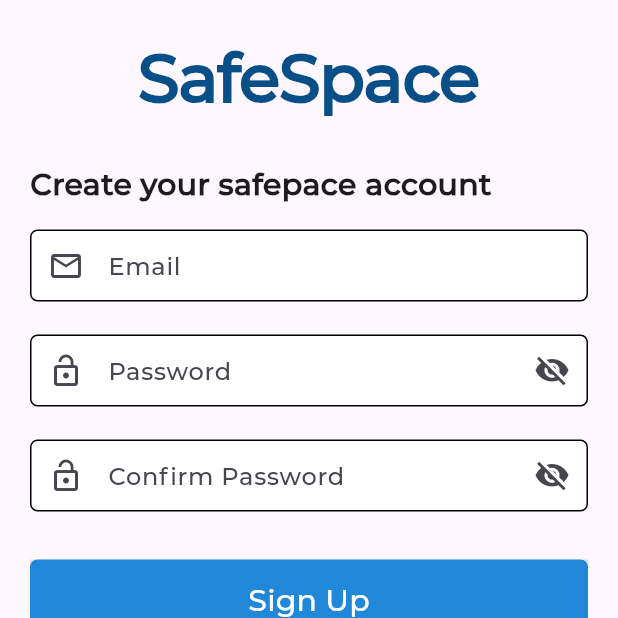
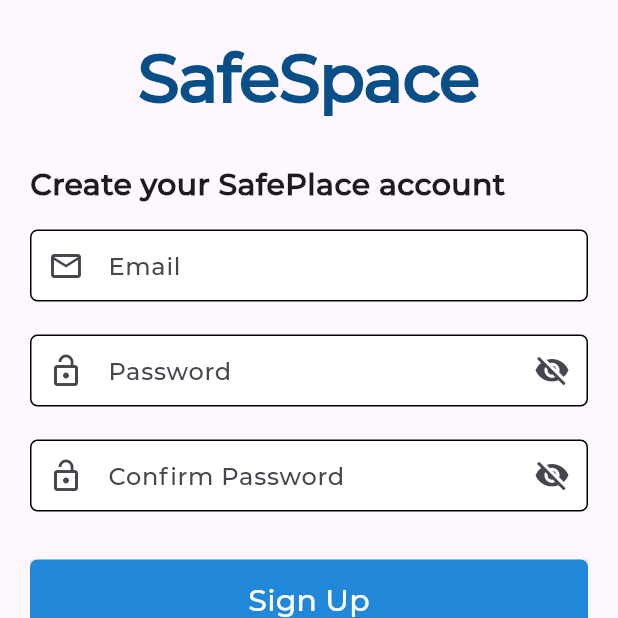
Before and after one commit to agyinjohn/doctor, a Flutter app: the SignUpScreen screen opened by its route, on a phone screen of 412 x 824 dp, the top half of it. Run offline on Flutter 3.47's test engine with Material 3 defaults, Android fonts, the phone set to English and light mode, and no system bars; our stand-ins replace cloud_firestore, firebase_auth, firebase_core, gap, google_fonts, salomon_bottom_bar; accounts and stored records are empty; project files that could hold a hidden picture were left out.

Commit message:
'SafePlace' corrected

```diff
--- a/lib/screens/sign_up.dart
+++ b/lib/screens/sign_up.dart
@@ -63,17 +63,13 @@
     return Scaffold(
       resizeToAvoidBottomInset: false,
       body: SafeArea(
-
           child: SingleChildScrollView(
-
         child: Column(
           mainAxisAlignment: MainAxisAlignment.center,
           crossAxisAlignment: CrossAxisAlignment.start,
           children: [
             const SizedBox(
-
               height: 20,
-
             ),
             const Center(
               child: Text(
@@ -83,7 +79,6 @@
                     letterSpacing: -1,
                     fontSize: 45,
                     fontWeight: FontWeight.bold),
-
               ),
             ),
             const SizedBox(
@@ -92,7 +87,7 @@
             const Padding(
               padding: EdgeInsets.symmetric(horizontal: 20),
               child: Text(
-                "Create your safepace account",
+                "Create your SafePlace account",
                 style: TextStyle(fontSize: 20, fontWeight: FontWeight.w700),
               ),
             ),
@@ -132,7 +127,6 @@
             const SizedBox(
               height: 40,
             ),
-
             Row(
               mainAxisAlignment: MainAxisAlignment.center,
               children: [
@@ -153,9 +147,7 @@
               ],
             ),
             const SizedBox(
-
               height: 30,
-
             ),
             const Row(
               mainAxisAlignment: MainAxisAlignment.center,
@@ -166,9 +158,7 @@
               ],
             ),
             const SizedBox(
-
               height: 20,
-
             ),
             GestureDetector(
               onTap: () => Navigator.pushNamed(context, LoginScreen.routeName),
```
